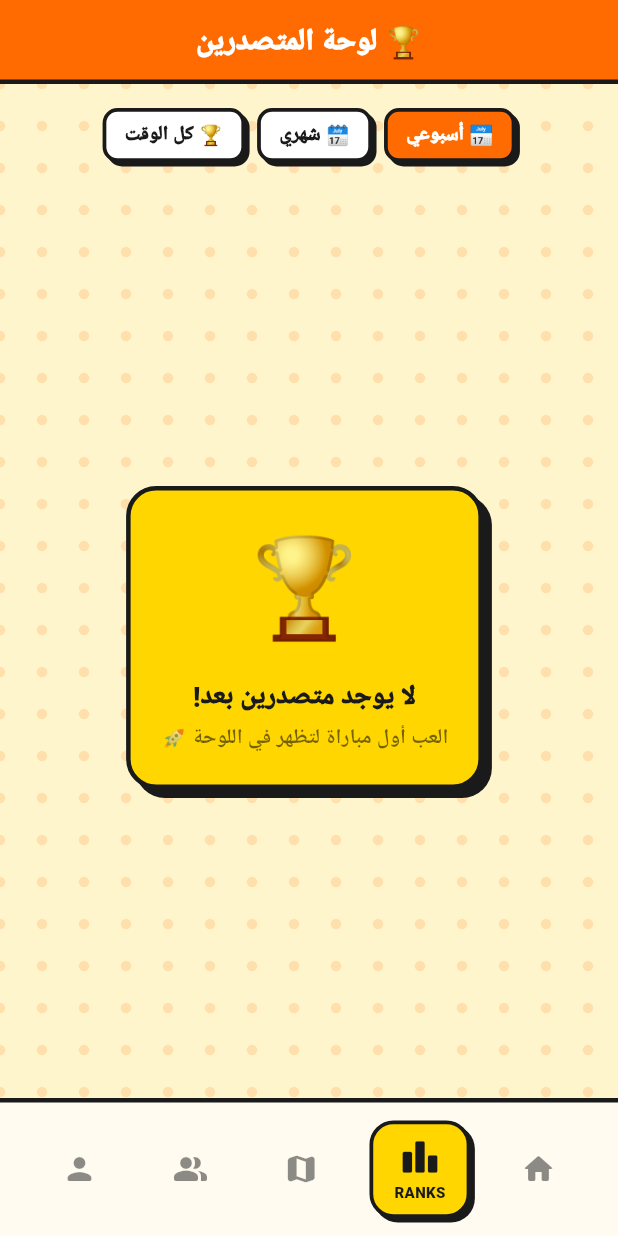
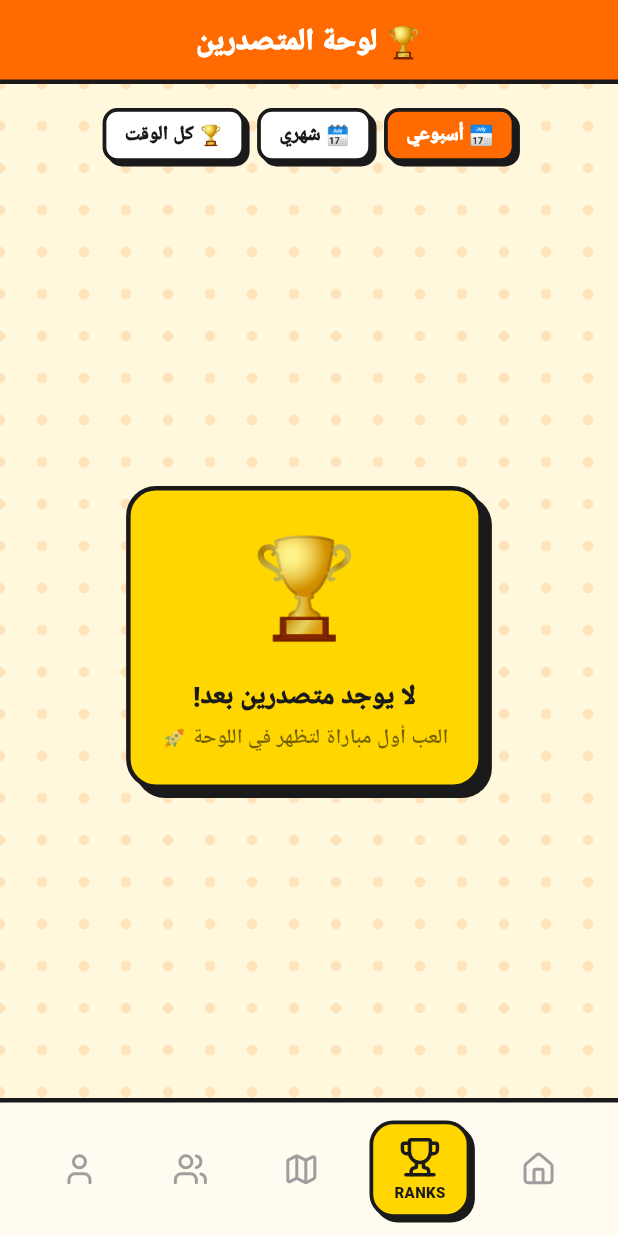
Before and after one commit to hussein34535/casino, a Flutter app: the LeaderboardScreen screen opened by its route, on a phone screen of 412 x 824 dp. Run offline on Flutter 3.47's test engine with Material 3 defaults, Android fonts, the phone set to English and light mode, and no system bars; our stand-ins replace cached_network_image, cloud_firestore, cloud_functions, connectivity_plus, dio, equatable and 18 more; accounts and stored records are empty; Roboto replaces fonts that are missing (Cairo); statements that could not run were skipped.

Commit message:
fix: unify legacy page backgrounds to comic cream, lucide bottom-nav icons, align provider tests

```diff
--- a/lib/presentation/screens/game/local_setup_screen.dart
+++ b/lib/presentation/screens/game/local_setup_screen.dart
@@ -121,7 +121,7 @@ class _LocalSetupScreenState extends ConsumerState<LocalSetupScreen> {
   @override
   Widget build(BuildContext context) {
     return Scaffold(
-      backgroundColor: const Color(0xFFF0F7FF),
+      backgroundColor: ComicColors.cream,
       appBar: AppBar(
         backgroundColor: ComicColors.green,
         elevation: 0,
@@ -130,7 +130,7 @@ class _LocalSetupScreenState extends ConsumerState<LocalSetupScreen> {
         shape: const Border(bottom: BorderSide(color: ComicColors.black, width: 3)),
       ),
       body: ComicBackground(
-        bgColor: const Color(0xFFF0F7FF),
+        bgColor: ComicColors.cream,
         dotColor: ComicColors.green,
         child: SingleChildScrollView(
           padding: const EdgeInsets.all(24),
--- a/lib/presentation/screens/game_select/game_select_screen.dart
+++ b/lib/presentation/screens/game_select/game_select_screen.dart
@@ -25,7 +25,7 @@ class GameSelectScreen extends ConsumerWidget {
   @override
   Widget build(BuildContext context, WidgetRef ref) {
     return Scaffold(
-      backgroundColor: const Color(0xFFFFF5CC),
+      backgroundColor: ComicColors.cream,
       appBar: AppBar(
         backgroundColor: ComicColors.purple,
         elevation: 0,
@@ -43,7 +43,7 @@ class GameSelectScreen extends ConsumerWidget {
         ],
       ),
       body: ComicBackground(
-        bgColor: const Color(0xFFFFF5CC),
+        bgColor: ComicColors.cream,
         dotColor: ComicColors.purple,
         child: Column(
           children: [
--- a/lib/presentation/screens/home/home_screen.dart
+++ b/lib/presentation/screens/home/home_screen.dart
@@ -25,7 +25,7 @@ class _HomeScreenState extends ConsumerState<HomeScreen> {
     return Scaffold(
       backgroundColor: ComicColors.cream,
       body: ComicBackground(
-        bgColor: const Color(0xFFFFF5CC),
+        bgColor: ComicColors.cream,
         dotColor: ComicColors.orange,
         child: SafeArea(
           child: Column(
--- a/lib/presentation/screens/leaderboard/leaderboard_screen.dart
+++ b/lib/presentation/screens/leaderboard/leaderboard_screen.dart
@@ -28,7 +28,7 @@ class _LeaderboardScreenState extends ConsumerState<LeaderboardScreen> {
     const periodMap = {'weekly': '📅 أسبوعي', 'monthly': '🗓️ شهري', 'allTime': '🏆 كل الوقت'};
 
     return Scaffold(
-      backgroundColor: const Color(0xFFFFF5CC),
+      backgroundColor: ComicColors.cream,
       appBar: AppBar(
         backgroundColor: ComicColors.orange,
         elevation: 0,
@@ -36,7 +36,7 @@ class _LeaderboardScreenState extends ConsumerState<LeaderboardScreen> {
         shape: const Border(bottom: BorderSide(color: ComicColors.black, width: 3)),
       ),
       body: ComicBackground(
-        bgColor: const Color(0xFFFFF5CC),
+        bgColor: ComicColors.cream,
         dotColor: ComicColors.orange,
         child: Column(
           children: [
--- a/lib/presentation/screens/main_scaffold.dart
+++ b/lib/presentation/screens/main_scaffold.dart
@@ -1,5 +1,6 @@
 import 'package:flutter/material.dart';
 import 'package:go_router/go_router.dart';
+import 'package:game_show_app/core/design/xo_icon.dart';
 import 'package:game_show_app/core/widgets/premium_widgets.dart';
 
 class MainScaffold extends StatelessWidget {
@@ -45,11 +46,11 @@ class _ComicBottomNav extends StatelessWidget {
         child: Row(
           mainAxisAlignment: MainAxisAlignment.spaceAround,
           children: [
-            _NavItem(icon: Icons.home_rounded, label: 'HOME', isSelected: currentIndex == 0, onTap: () => onTap(0)),
-            _NavItem(icon: Icons.leaderboard_rounded, label: 'RANKS', isSelected: currentIndex == 1, onTap: () => onTap(1)),
-            _NavItem(icon: Icons.map_rounded, label: 'MAP', isSelected: currentIndex == 2, onTap: () => onTap(2)),
-            _NavItem(icon: Icons.people_alt_rounded, label: 'SOCIAL', isSelected: currentIndex == 3, onTap: () => onTap(3)),
-            _NavItem(icon: Icons.person_rounded, label: 'PROFILE', isSelected: currentIndex == 4, onTap: () => onTap(4)),
+            _NavItem(icon: 'home', label: 'HOME', isSelected: currentIndex == 0, onTap: () => onTap(0)),
+            _NavItem(icon: 'trophy', label: 'RANKS', isSelected: currentIndex == 1, onTap: () => onTap(1)),
+            _NavItem(icon: 'map', label: 'MAP', isSelected: currentIndex == 2, onTap: () => onTap(2)),
+            _NavItem(icon: 'users', label: 'SOCIAL', isSelected: currentIndex == 3, onTap: () => onTap(3)),
+            _NavItem(icon: 'user', label: 'PROFILE', isSelected: currentIndex == 4, onTap: () => onTap(4)),
           ],
         ),
       ),
@@ -58,7 +59,7 @@ class _ComicBottomNav extends StatelessWidget {
 }
 
 class _NavItem extends StatelessWidget {
-  final IconData icon;
+  final String icon;
   final String label;
   final bool isSelected;
   final VoidCallback onTap;
@@ -83,7 +84,7 @@ class _NavItem extends StatelessWidget {
         child: Column(
           mainAxisSize: MainAxisSize.min,
           children: [
-            Icon(icon, color: isSelected ? ComicColors.black : Colors.black45, size: isSelected ? 28 : 24),
+            XoIcon(icon, color: isSelected ? ComicColors.black : const Color(0xFF9E9E9E), size: isSelected ? 28 : 24),
             if (isSelected) ...[
               const SizedBox(height: 2),
               Text(label, style: const TextStyle(fontWeight: FontWeight.w900, fontSize: 10, color: ComicColors.black)),
--- a/lib/presentation/screens/map/map_screen.dart
+++ b/lib/presentation/screens/map/map_screen.dart
@@ -18,7 +18,7 @@ class MapScreen extends StatelessWidget {
   @override
   Widget build(BuildContext context) {
     return Scaffold(
-      backgroundColor: const Color(0xFFF0F7FF),
+      backgroundColor: ComicColors.cream,
       appBar: AppBar(
         backgroundColor: ComicColors.blue,
         elevation: 0,
@@ -26,7 +26,7 @@ class MapScreen extends StatelessWidget {
         shape: const Border(bottom: BorderSide(color: ComicColors.black, width: 3)),
       ),
       body: ComicBackground(
-        bgColor: const Color(0xFFF0F7FF),
+        bgColor: ComicColors.cream,
         dotColor: ComicColors.skyBlue,
         child: Column(
           children: [
```
Also changed, not shown: lib/presentation/screens/game/game_screen.dart (+4 -4 lines), assets/icons/home.svg (added), assets/icons/map.svg (added), assets/icons/trophy.svg (added), assets/icons/user.svg (added), 2 other files.
